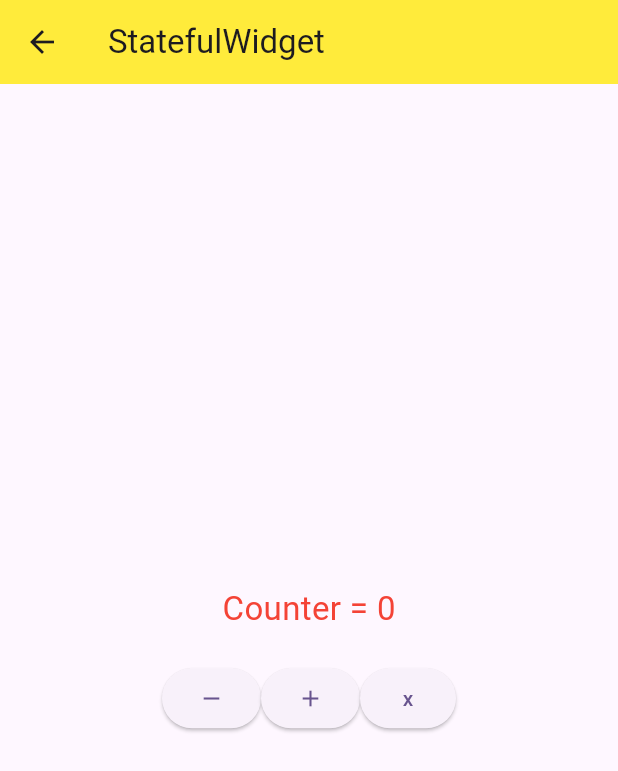
After one commit to Nxtpiiitx/mytestapp, a Flutter app: the MyStatefulWidget screen opened directly, on a phone screen of 412 x 824 dp. The commit adds this screen. Shown: the top 771 px of the screen. Run offline on Flutter 3.47's test engine with Material 3 defaults, Android fonts, the phone set to English and light mode, and no system bars.

Commit message:
first commit

```diff
--- a/lib/main.dart
+++ b/lib/main.dart
@@ -4,7 +4,6 @@ import 'package:mytestapp/page_answer/answer1.dart';
 import 'package:mytestapp/page_answer/answer2.dart';
 import 'package:mytestapp/page_answer/answer3.dart';
 import 'package:mytestapp/page_answer/answer4.dart';
-import 'package:mytestapp/page_answer/answer5.dart';
 import 'package:mytestapp/page_answer/answer_portal.dart';
 
 void main() {
--- /dev/null
+++ b/lib/my_stateful_widget.dart
@@ -0,0 +1,57 @@
+import 'package:flutter/material.dart';
+
+class MyStatefulWidget extends StatefulWidget {
+  const MyStatefulWidget({super.key});
+
+  @override
+  State<MyStatefulWidget> createState() => _MyStatefulWidgetState();
+}
+
+class _MyStatefulWidgetState extends State<MyStatefulWidget> {
+  int counter = 0;
+
+  @override
+  Widget build(BuildContext context) {
+    return Scaffold(
+        appBar: AppBar(
+          title: const Text("StatefulWidget"),
+          backgroundColor: Colors.yellow,
+        ),
+        body: Center(
+            child: Column(
+          mainAxisAlignment: MainAxisAlignment.center,
+          children: [
+            Text("Counter = $counter",
+                style: const TextStyle(fontSize: 22, color: Colors.red)),
+            const SizedBox(height: 20),
+            Row(
+              mainAxisAlignment: MainAxisAlignment.center,
+              children: [
+                ElevatedButton(
+                    onPressed: () {
+                      setState(() {
+                        counter--;
+                      });
+                    },
+                    child: const Icon(Icons.remove)),
+                ElevatedButton(
+                    onPressed: () {
+                      setState(() {
+                        counter++;
+                      });
+                    },
+                    child: const Icon(Icons.add)),
+                ElevatedButton(
+                  onPressed: () {
+                    setState(() {
+                      counter = 0;
+                    });
+                  },
+                  child: const Text("x"),
+                )
+              ],
+            )
+          ],
+        )));
+  }
+}
--- a/pubspec.yaml
+++ b/pubspec.yaml
@@ -59,7 +59,7 @@ flutter:
   uses-material-design: true
 
   # To add assets to your application, add an assets section, like this:
-  # assets:
+     #-assets/
   #   - images/a_dot_burr.jpeg
   #   - images/a_dot_ham.jpeg
 
```
